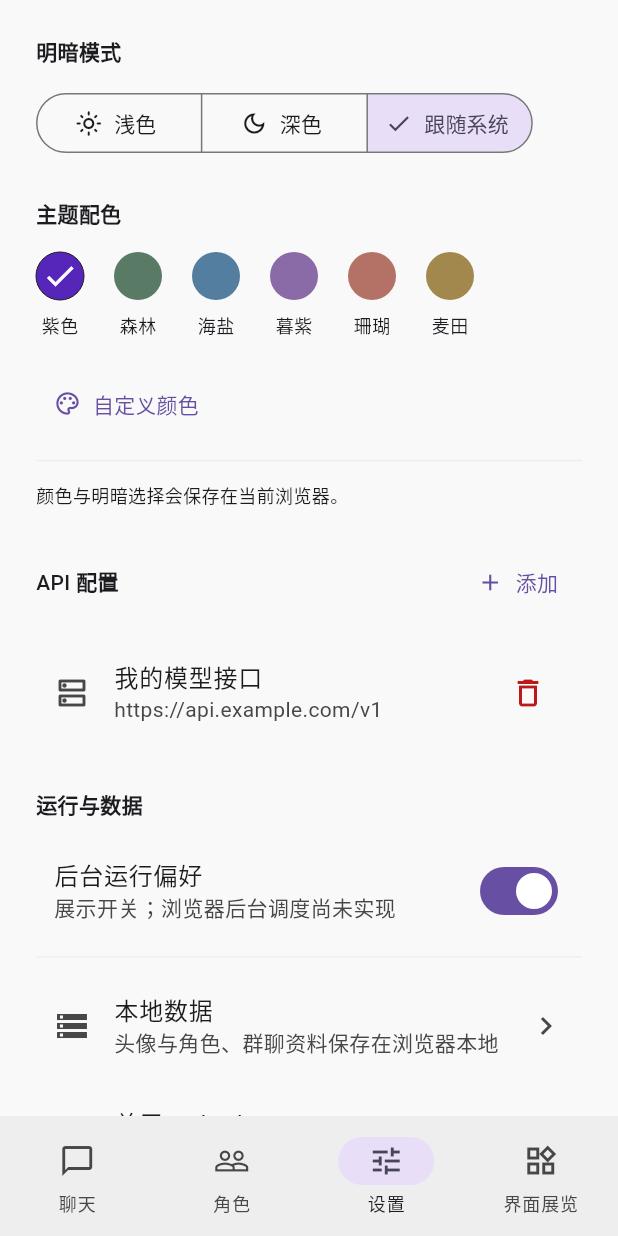
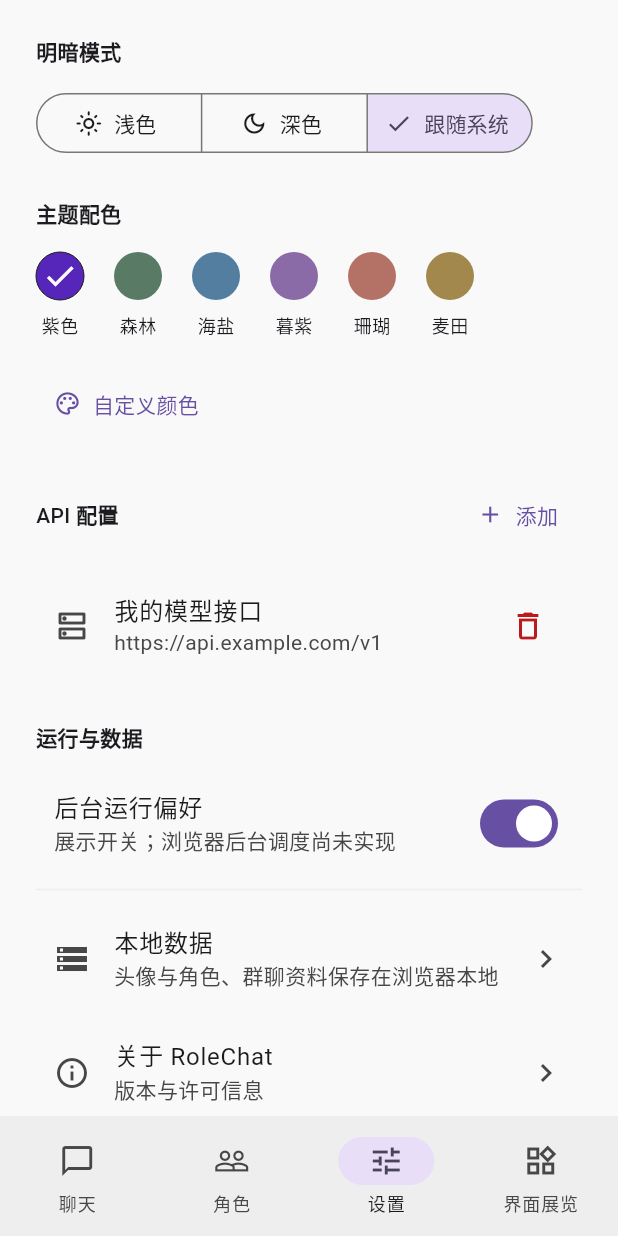
Before and after one commit to Nranphy/RoleChat, a Flutter app: the screen it shows after launch, item 3 of the bottom bar chosen, on a phone screen of 412 x 824 dp. Run offline on Flutter 3.47's test engine with Material 3 defaults, Android fonts, the phone set to English and light mode, and no system bars; our stand-ins replace shared_preferences; missing offline and left inert: crop_image, dart_openai, file_selector.

Commit message:
fix: clarify system theme default and simplify appearance settings

```diff
--- a/lib/app/preview_store.dart
+++ b/lib/app/preview_store.dart
@@ -13,7 +13,9 @@ class PreviewStore extends ChangeNotifier {
   int destination = 0;
   String selectedId = 'garden';
   bool showChatOnMobile = false;
-  ThemeMode get mode => ThemeMode.values[preferences.getInt('themeMode') ?? 0];
+  ThemeMode get mode =>
+      ThemeMode.values[preferences.getInt('themeMode') ??
+          ThemeMode.system.index];
   Color get seed =>
       Color(preferences.getInt('seed') ?? AppTheme.seeds.first.toARGB32());
   Future<void> setMode(ThemeMode value) async {
--- a/lib/features/settings/widgets/appearance_settings.dart
+++ b/lib/features/settings/widgets/appearance_settings.dart
@@ -97,8 +97,6 @@ class AppearanceSettings extends StatelessWidget {
           icon: const Icon(Icons.palette_outlined),
           label: const Text('自定义颜色'),
         ),
-        const Divider(height: 28),
-        const Text('颜色与明暗选择会保存在当前浏览器。', style: TextStyle(fontSize: 12)),
       ],
     ),
   );
```
